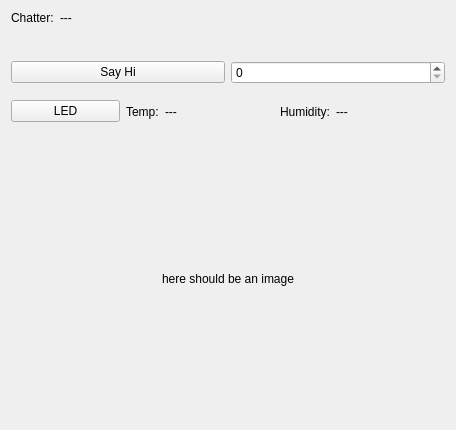
Old version of the form include/bfmc_dashboard/dashboard_gui.ui in the repository euhenn/bfmc_dashboard.
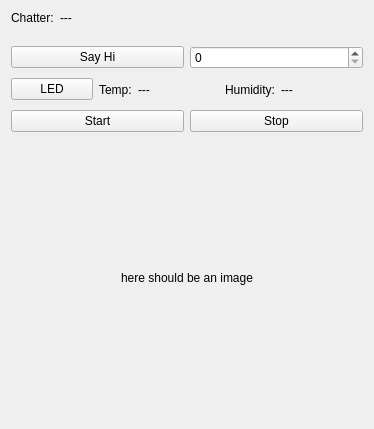
New version of the form.

What changed in the file:
```diff
--- a/include/bfmc_dashboard/dashboard_gui.ui
+++ b/include/bfmc_dashboard/dashboard_gui.ui
@@ -6,8 +6,8 @@
    <rect>
     <x>0</x>
     <y>0</y>
-    <width>456</width>
-    <height>430</height>
+    <width>374</width>
+    <height>429</height>
    </rect>
   </property>
   <property name="windowTitle">
@@ -97,6 +97,24 @@
      </item>
     </layout>
    </item>
+   <item>
+    <layout class="QHBoxLayout" name="horizontalLayout_3">
+     <item>
+      <widget class="QPushButton" name="startbutton">
+       <property name="text">
+        <string>Start</string>
+       </property>
+      </widget>
+     </item>
+     <item>
+      <widget class="QPushButton" name="stopbutton">
+       <property name="text">
+        <string>Stop</string>
+       </property>
+      </widget>
+     </item>
+    </layout>
+   </item>
    <item>
     <widget class="QLabel" name="image_feed">
      <property name="minimumSize">
```
